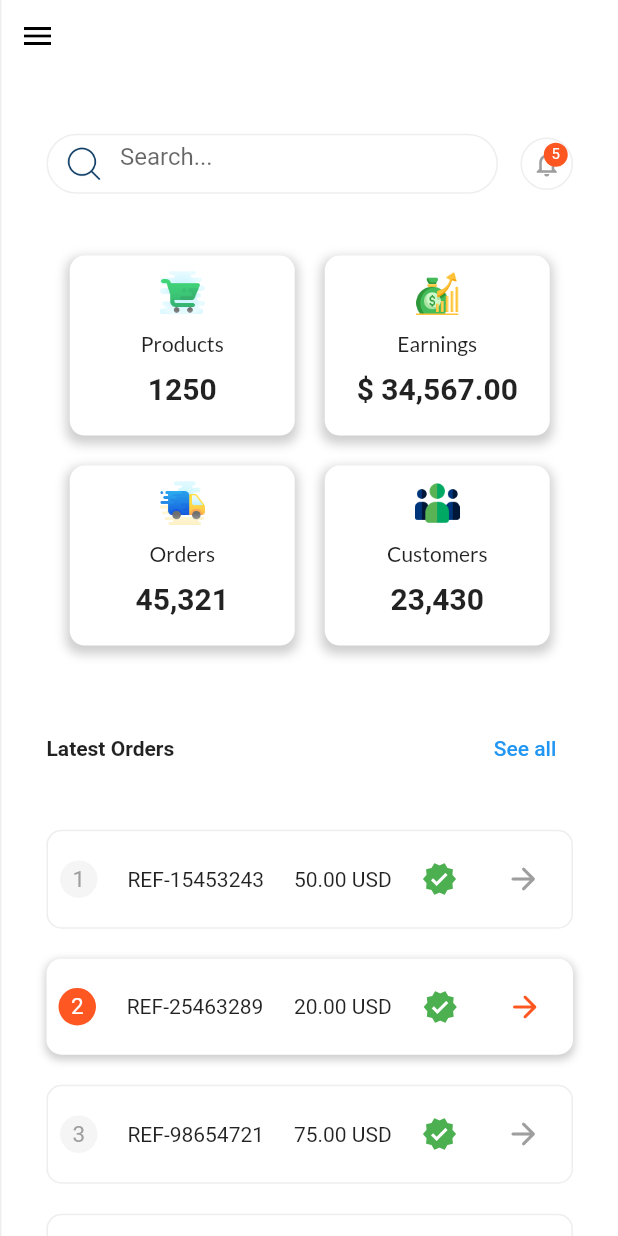
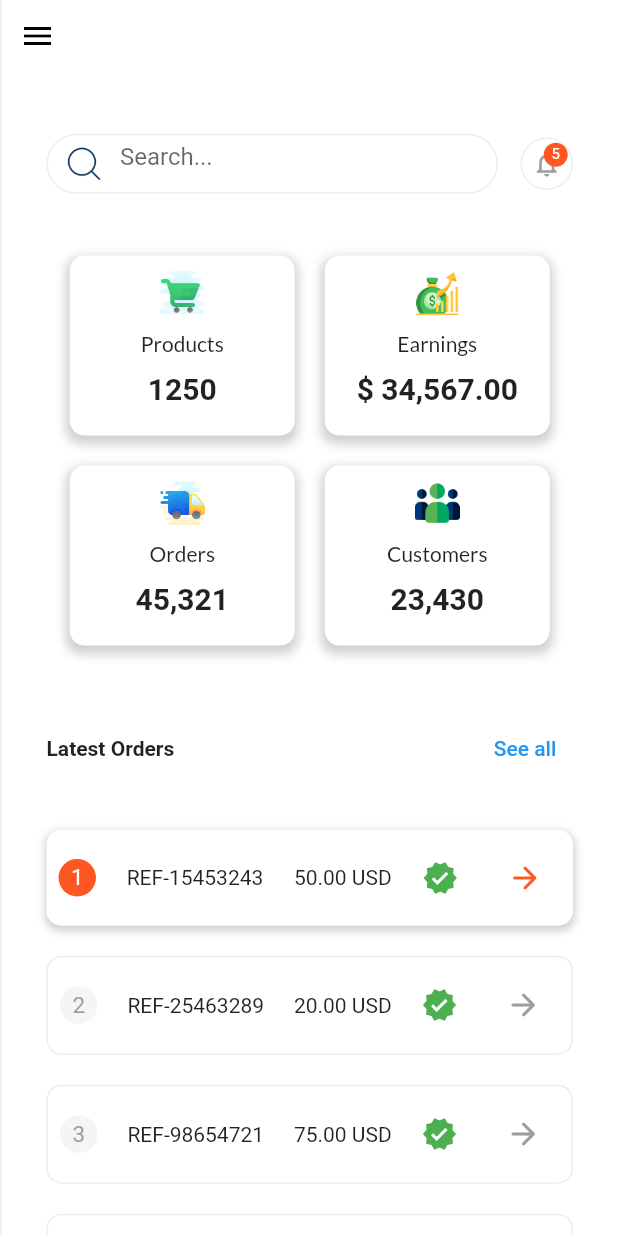
Before and after one commit to shivapardheep/ecommerce_admin_app, a Flutter app: the screen it shows after launch, in the side drawer, after a tap on "See all", on a phone screen of 412 x 824 dp. Run offline on Flutter 3.47's test engine with Material 2 defaults, Android fonts, the phone set to English and light mode, and no system bars; our stand-ins replace google_fonts; Roboto replaces fonts that are missing (Viga).

Commit message:
dashboard message screen added

```diff
--- a/lib/main.dart
+++ b/lib/main.dart
@@ -1,11 +1,15 @@
+import 'package:ecommerce_admin_app/screens/dashboard/provider/orders/provider.dart';
 import 'package:ecommerce_admin_app/screens/home/home_screen.dart';
 import 'package:ecommerce_admin_app/utils/functionalities/provider.dart';
 import 'package:flutter/material.dart';
 import 'package:provider/provider.dart';
 
 void main() => runApp(
-      ChangeNotifierProvider(
-        create: (_) => FunctionalitiesProvider(),
+      MultiProvider(
+        providers: [
+          ChangeNotifierProvider(create: (_) => FunctionalitiesProvider()),
+          ChangeNotifierProvider(create: (_) => LatestOrdersProvider()),
+        ],
         child: MaterialApp(
           theme: ThemeData(),
           debugShowCheckedModeBanner: false,
--- /dev/null
+++ b/lib/screens/dashboard/components/recent_orders.dart
@@ -0,0 +1,141 @@
+import 'package:flutter/material.dart';
+import 'package:provider/provider.dart';
+
+import '../../../constants.dart';
+import '../../../responsive.dart';
+import '../dashboard.dart';
+import '../provider/orders/provider.dart';
+
+class RecentOrderTitle extends StatelessWidget {
+  const RecentOrderTitle({
+    super.key,
+  });
+
+  @override
+  Widget build(BuildContext context) {
+    return Padding(
+      padding: const EdgeInsets.symmetric(horizontal: 30, vertical: 20),
+      child: Row(
+        mainAxisAlignment: MainAxisAlignment.spaceBetween,
+        children: [
+          const Text("Latest Orders",
+              style: TextStyle(fontWeight: FontWeight.bold)),
+          TextButton(
+              onPressed: () {},
+              child:
+                  const Text("See all", style: TextStyle(color: Colors.blue))),
+        ],
+      ),
+    );
+  }
+}
+
+class RecentOrdersWidget extends StatelessWidget {
+  const RecentOrdersWidget({
+    super.key,
+    required this.ordersList,
+  });
+
+  final List<OrderModel> ordersList;
+
+  @override
+  Widget build(BuildContext context) {
+    return Padding(
+      padding: const EdgeInsets.symmetric(horizontal: 30),
+      child: Column(
+        children: List.generate(
+            5,
+            (index) => OrderCardWidget(
+                orderModel: ordersList[index], index: index, onTap: () {})),
+      ),
+    );
+  }
+}
+
+class OrderCardWidget extends StatelessWidget {
+  final OrderModel orderModel;
+  final int index;
+  final VoidCallback onTap;
+
+  const OrderCardWidget(
+      {super.key,
+      required this.orderModel,
+      required this.index,
+      required this.onTap});
+  @override
+  Widget build(BuildContext context) {
+    int selectedOrder =
+        Provider.of<LatestOrdersProvider>(context).getSelectedOrder;
+
+    return Padding(
+      padding: const EdgeInsets.symmetric(vertical: 10),
+      child: Material(
+        borderRadius: BorderRadius.circular(10),
+        child: InkWell(
+          borderRadius: BorderRadius.circular(10),
+          onTap: () {
+            Provider.of<LatestOrdersProvider>(context, listen: false)
+                .changeOrder(index);
+          },
+          child: Container(
+            decoration: BoxDecoration(
+              borderRadius: BorderRadius.circular(10),
+              border: selectedOrder == index
+                  ? null
+                  : Border.all(color: Colors.grey.shade200),
+              boxShadow: [
+                selectedOrder == index
+                    ? BoxShadow(
+                        color: Colors.grey.withOpacity(0.5),
+                        offset: const Offset(0, 2),
+                        blurRadius: 4,
+                        spreadRadius: 1,
+                      )
+                    : const BoxShadow(color: Colors.white),
+              ],
+              color: selectedOrder == index ? Colors.white : null,
+            ),
+            child: Padding(
+              padding: const EdgeInsets.all(8),
+              child: Row(
+                mainAxisAlignment: MainAxisAlignment.spaceBetween,
+                children: [
+                  Container(
+                    height: 25,
+                    width: 25,
+                    decoration: BoxDecoration(
+                        borderRadius: BorderRadius.circular(30),
+                        color: selectedOrder == index
+                            ? primaryColor
+                            : Colors.grey.shade100),
+                    child: Center(
+                        child: Text(
+                      (index + 1).toString(),
+                      style: TextStyle(
+                          color: selectedOrder == index
+                              ? Colors.white
+                              : Colors.grey,
+                          fontSize: 15),
+                    )),
+                  ),
+                  Text(orderModel.referenceId),
+                  Text("${orderModel.price} USD"),
+                  Responsive.isMobile(context)
+                      ? const Icon(Icons.verified, color: Colors.green)
+                      : Text(orderModel.status),
+                  IconButton(
+                      onPressed: () {},
+                      icon: Icon(
+                        Icons.arrow_forward_rounded,
+                        color:
+                            selectedOrder == index ? primaryColor : Colors.grey,
+                      ))
+                ],
+              ),
+            ),
+          ),
+        ),
+      ),
+    );
+  }
+}
--- a/lib/screens/dashboard/dashboard.dart
+++ b/lib/screens/dashboard/dashboard.dart
@@ -1,9 +1,9 @@
-import 'package:ecommerce_admin_app/constants.dart';
 import 'package:flutter/material.dart';
 
 import '../../responsive.dart';
 import '../../widgets/header.dart';
 import 'components/intro_card.dart';
+import 'components/recent_orders.dart';
 
 class DashBoardScreen extends StatefulWidget {
   final GlobalKey<ScaffoldState> scaffold;
@@ -74,9 +74,11 @@ class _DashBoardScreenState extends State<DashBoardScreen> {
       padding: const EdgeInsets.only(left: 1),
       child: Container(
         color: Colors.white,
+        height: height,
         child: SingleChildScrollView(
           child: Column(
             crossAxisAlignment: CrossAxisAlignment.start,
+            mainAxisAlignment: MainAxisAlignment.start,
             children: [
               !Responsive.isDesktop(context)
                   ? IconButton(
@@ -89,117 +91,9 @@ class _DashBoardScreenState extends State<DashBoardScreen> {
               HeaderWidget(height: height, scaffold: widget.scaffold),
               IntroCards(iconsList: iconsList),
               SizedBox(height: height * 0.03),
-              Padding(
-                padding:
-                    const EdgeInsets.symmetric(horizontal: 30, vertical: 20),
-                child: Row(
-                  mainAxisAlignment: MainAxisAlignment.spaceBetween,
-                  children: [
-                    const Text("Latest Orders",
-                        style: TextStyle(fontWeight: FontWeight.bold)),
-                    TextButton(
-                        onPressed: () {},
-                        child: const Text("See all",
-                            style: TextStyle(color: Colors.blue))),
-                  ],
-                ),
-              ),
-              Padding(
-                padding: const EdgeInsets.symmetric(horizontal: 30),
-                child: Column(
-                  children: List.generate(
-                      ordersList.length,
-                      (index) => OrderCardWidget(
-                          orderModel: ordersList[index],
-                          index: index,
-                          onTap: () {})),
-                ),
-              ),
+              const RecentOrderTitle(),
+              RecentOrdersWidget(ordersList: ordersList),
             ],
-          ),
-        ),
-      ),
-    );
-  }
-}
-
-class OrderCardWidget extends StatelessWidget {
-  final OrderModel orderModel;
-  final int index;
-  final VoidCallback onTap;
-
-  const OrderCardWidget(
-      {super.key,
-      required this.orderModel,
-      required this.index,
-      required this.onTap});
-  @override
-  Widget build(BuildContext context) {
-    int selectedOrder = 1;
-
-    return Padding(
-      padding: const EdgeInsets.symmetric(vertical: 10),
-      child: Material(
-        borderRadius: BorderRadius.circular(10),
-        child: InkWell(
-          borderRadius: BorderRadius.circular(10),
-          onTap: onTap,
-          child: Container(
-            decoration: BoxDecoration(
-              borderRadius: BorderRadius.circular(10),
-              border: selectedOrder == index
-                  ? null
-                  : Border.all(color: Colors.grey.shade200),
-              boxShadow: [
-                selectedOrder == index
-                    ? BoxShadow(
-                        color: Colors.grey.withOpacity(0.5),
-                        offset: const Offset(0, 2),
-                        blurRadius: 4,
-                        spreadRadius: 1,
-                      )
-                    : const BoxShadow(color: Colors.white),
-              ],
-              color: selectedOrder == index ? Colors.white : null,
-            ),
-            child: Padding(
-              padding: const EdgeInsets.all(8),
-              child: Row(
-                mainAxisAlignment: MainAxisAlignment.spaceBetween,
-                children: [
-                  Container(
-                    height: 25,
-                    width: 25,
-                    decoration: BoxDecoration(
-                        borderRadius: BorderRadius.circular(30),
-                        color: selectedOrder == index
-                            ? primaryColor
-                            : Colors.grey.shade100),
-                    child: Center(
-                        child: Text(
-                      (index + 1).toString(),
-                      style: TextStyle(
-                          color: selectedOrder == index
-                              ? Colors.white
-                              : Colors.grey,
-                          fontSize: 15),
-                    )),
-                  ),
-                  Text(orderModel.referenceId),
-                  Text("${orderModel.price} USD"),
-                  Responsive.isMobile(context)
-                      ? const Icon(Icons.verified, color: Colors.green)
-                      : Text(orderModel.status),
-                  IconButton(
-                      onPressed: () {},
-                      icon: Icon(
-                        Icons.arrow_forward_rounded,
-                        color:
-                            selectedOrder == index ? primaryColor : Colors.grey,
-                      ))
-                ],
-              ),
-            ),
           ),
         ),
       ),
--- /dev/null
+++ b/lib/screens/dashboard/provider/orders/provider.dart
@@ -0,0 +1,11 @@
+import 'package:flutter/material.dart';
+
+class LatestOrdersProvider extends ChangeNotifier {
+  int _selectedOrder = 0;
+  int get getSelectedOrder => _selectedOrder;
+
+  changeOrder(int index) {
+    _selectedOrder = index;
+    notifyListeners();
+  }
+}
--- a/lib/screens/home/home_screen.dart
+++ b/lib/screens/home/home_screen.dart
@@ -14,6 +14,13 @@ class HomeScreen extends StatefulWidget {
 
 class _HomeScreenState extends State<HomeScreen> {
   final GlobalKey<ScaffoldState> scaffoldKey = GlobalKey<ScaffoldState>();
+  List<Users> usersList = [
+    Users("assets/images/user1.jpg", "sheela Tani", "sheela1@gmail.com"),
+    Users("assets/images/user2.jpg", "Handro Horn", "handro23@gmail.com"),
+    Users("assets/images/user3.jpg", "Mansi moro", "mansi66@gmail.com"),
+    Users("assets/images/user4.jpg", "Danor drano", "danor34@gmail.com"),
+    Users("assets/images/user5.jpg", "Paksilan parten", "paksilan45@gmail.com"),
+  ];
 
   @override
   Widget build(BuildContext context) {
@@ -33,18 +40,25 @@ class _HomeScreenState extends State<HomeScreen> {
           Expanded(flex: 6, child: DashBoardScreen(scaffold: scaffoldKey)),
           Responsive.isTablet(context) || Responsive.isDesktop(context)
               ? Expanded(
-                  flex: 3,
+                  flex: 2,
                   child: Padding(
                     padding: const EdgeInsets.only(left: 1),
                     child: Container(
                       color: Colors.white,
                       child: Column(
+                        crossAxisAlignment: CrossAxisAlignment.start,
                         children: [
-                          Text(
-                            "Messages",
-                            style: GoogleFonts.lato().copyWith(
-                                fontWeight: FontWeight.bold, fontSize: 25),
+                          SizedBox(height: height * 0.05),
+                          Padding(
+                            padding: const EdgeInsets.symmetric(horizontal: 30),
+                            child: Text(
+                              "Messages",
+                              style: GoogleFonts.lato().copyWith(
+                                  fontWeight: FontWeight.bold, fontSize: 25),
+                            ),
                           ),
+                          ...List.generate(usersList.length,
+                              (i) => MessageCard(users: usersList[i])),
                         ],
                       ),
                     ),
@@ -55,3 +69,41 @@ class _HomeScreenState extends State<HomeScreen> {
     );
   }
 }
+
+class MessageCard extends StatelessWidget {
+  final Users users;
+
+  const MessageCard({super.key, required this.users});
+
+  @override
+  Widget build(BuildContext context) {
+    return ListTile(
+      horizontalTitleGap: 5,
+      onTap: () {},
+      leading: Container(
+        height: 30,
+        width: 30,
+        decoration: BoxDecoration(
+            borderRadius: BorderRadius.circular(30),
+            image: DecorationImage(
+                image: AssetImage(users.image), fit: BoxFit.cover)),
+      ),
+      title: Text(
+        users.name,
+        style: const TextStyle(fontSize: 15, fontWeight: FontWeight.bold),
+      ),
+      subtitle: Text(
+        users.email,
+        style: const TextStyle(fontSize: 12),
+      ),
+    );
+  }
+}
+
+class Users {
+  final String image;
+  final String name;
+  final String email;
+
+  Users(this.image, this.name, this.email);
+}
--- a/lib/widgets/drawer.dart
+++ b/lib/widgets/drawer.dart
@@ -36,13 +36,18 @@ class DrawerWidget extends StatelessWidget {
                 : Container(),
             const OfferCardWidget(),
             Padding(
-              padding: const EdgeInsets.symmetric(vertical: 10),
+              padding: EdgeInsets.symmetric(
+                  vertical: 10,
+                  horizontal: Responsive.isDesktop(context) ? 10 : 30),
               child: ListTile(
                 leading: ClipRRect(
                   child: Image.asset("assets/images/logo_name.png"),
                 ),
                 title: const Text("Sivaram pr"),
-                subtitle: const Text("ram614709@gmail.com"),
+                subtitle: const Text(
+                  "ram614709@gmail.com",
+                  style: TextStyle(fontSize: 12),
+                ),
               ),
             ),
           ],
```
Also changed, not shown: assets/images/user1.jpg (added), assets/images/user2.jpg (added), assets/images/user3.jpg (added), assets/images/user4.jpg (added), assets/images/user5.jpg (added).
